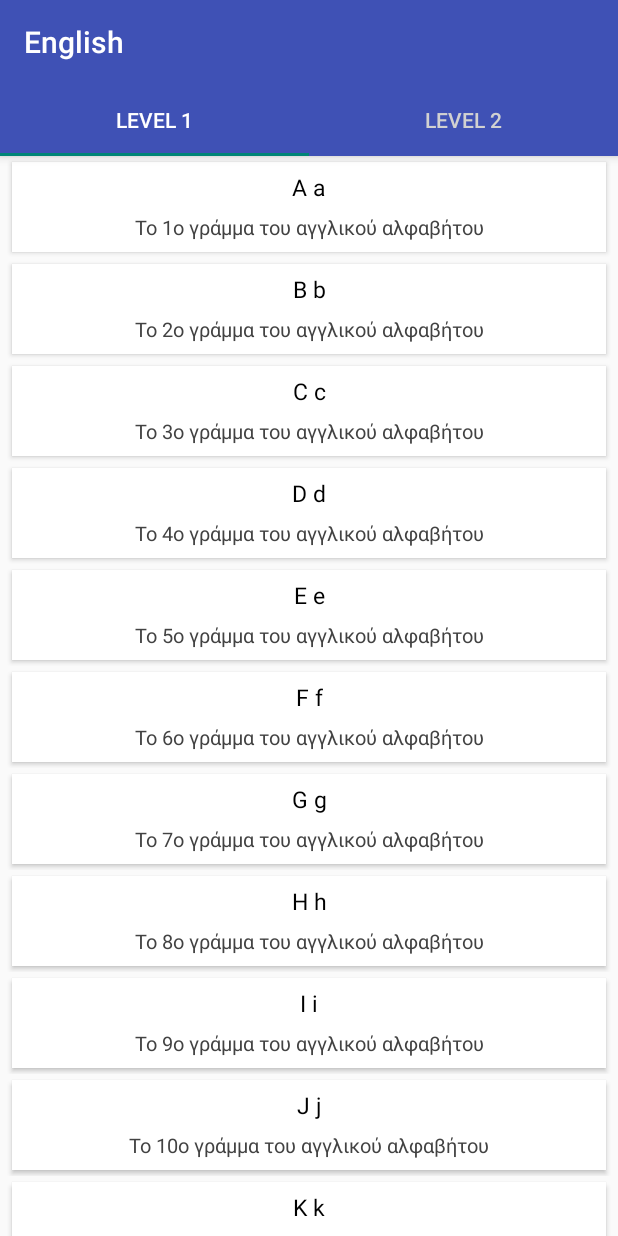
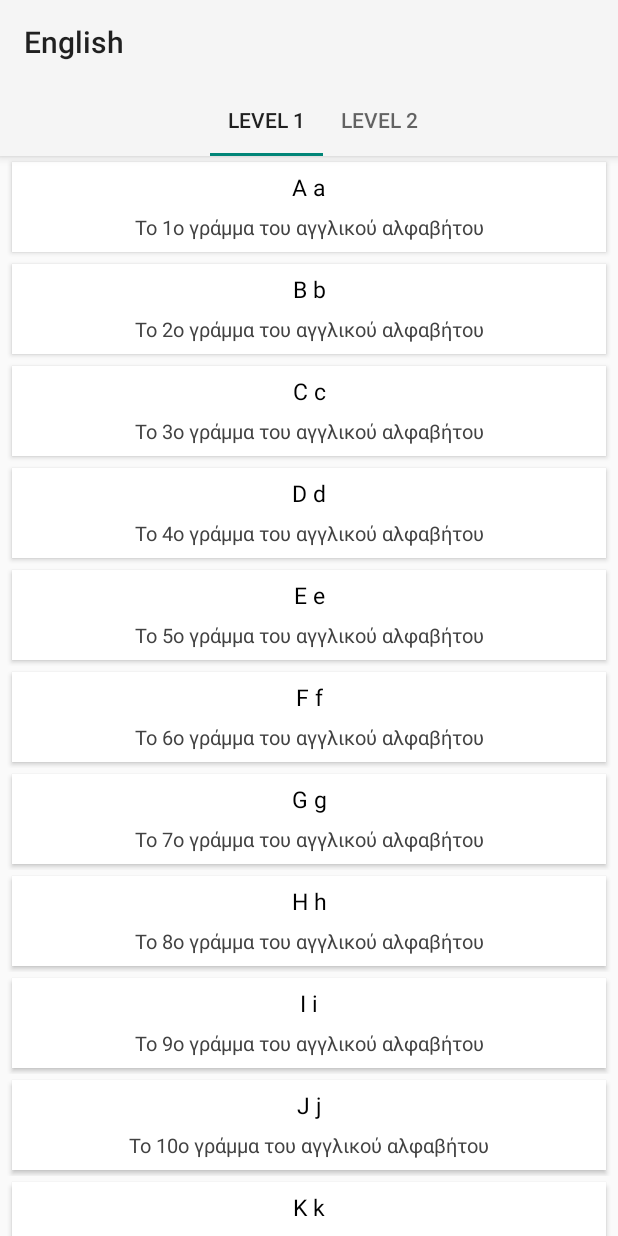
Before and after one commit to SelGo/Quick-Speak, an Android app: the screen it shows after launch (TopLevelActivity), on a phone screen of 412 x 824 dp. Run offline under Robolectric (Android 15) with nearby library versions, the phone set to English and light mode, and no system bars; Roboto replaces fonts that are not available here.

Commit message:
Changed the visual appearance of the app. Added a welcome screen activity.

```diff
--- /dev/null
+++ b/app/src/main/java/selgo/com/quickspeak/MainActivity.java
@@ -0,0 +1,30 @@
+package selgo.com.quickspeak;
+
+import android.content.Intent;
+import android.os.Handler;
+import android.support.v7.app.AppCompatActivity;
+import android.os.Bundle;
+import android.widget.ProgressBar;
+
+public class MainActivity extends AppCompatActivity {
+
+    public static int DURATION_TIME = 1500;
+
+    @Override
+    protected void onCreate(Bundle savedInstanceState) {
+        super.onCreate(savedInstanceState);
+        setContentView(R.layout.activity_main);
+
+        new Handler().postDelayed(new Runnable(){
+           @Override
+           public void run() {
+               Intent intent = new Intent(MainActivity.this, TopLevelActivity.class);
+               startActivity(intent);
+               finish();
+           }
+        }, DURATION_TIME);
+
+
+
+    }
+}
--- a/app/src/main/java/selgo/com/quickspeak/TopLevelActivity.java
+++ b/app/src/main/java/selgo/com/quickspeak/TopLevelActivity.java
@@ -1,10 +1,12 @@
 package selgo.com.quickspeak;
 
+import android.content.Intent;
 import android.os.Bundle;
 import android.support.design.widget.TabLayout;
 import android.support.v4.app.Fragment;
 import android.support.v4.app.FragmentManager;
 import android.support.v4.app.FragmentPagerAdapter;
+import android.support.v4.app.FragmentStatePagerAdapter;
 import android.support.v4.view.ViewPager;
 import android.support.v7.app.AppCompatActivity;
 
@@ -25,7 +27,7 @@ public class TopLevelActivity extends AppCompatActivity {
         tabLayout.setupWithViewPager(viewPager);
     }
 
-    private class LevelPagerAdapter extends FragmentPagerAdapter {
+    private class LevelPagerAdapter extends FragmentStatePagerAdapter {
 
         public LevelPagerAdapter(FragmentManager fragmentManager) {
             super(fragmentManager);
@@ -40,9 +42,9 @@ public class TopLevelActivity extends AppCompatActivity {
         public Fragment getItem(int position) {
             switch (position) {
                 case 0:
-                    return WordFragment.newInstance(position);
                 case 1:
                     return WordFragment.newInstance(position);
+
             }
             return null;
         }
@@ -58,7 +60,7 @@ public class TopLevelActivity extends AppCompatActivity {
                 case 1:
                     return levels[1];
                 default:
-                    return null;
+                    return "SampleTitle";
             }
         }
     }
--- a/app/src/main/java/selgo/com/quickspeak/WordFragment.java
+++ b/app/src/main/java/selgo/com/quickspeak/WordFragment.java
@@ -54,11 +54,9 @@ public class WordFragment extends Fragment {
                 case 1:
                     wordsRetrieveQuery(view, "Level 2");
                     break;
-/*                default:
-                    adapterDefault = new ArrayAdapter<String>(view.getContext(), android.R.layout.simple_list_item_1, arrayDefault);
-                    listView = (ListView) view.findViewById(R.id.word_items_list);
-                    listView.setAdapter(adapterDefault);
-                    break;*/
+                default:
+                    wordsRetrieveQuery(view, "Level 1");
+                    break;
             }
         }
     }
--- a/app/src/main/res/layout/activity_top_level.xml
+++ b/app/src/main/res/layout/activity_top_level.xml
@@ -11,28 +11,31 @@
     <android.support.design.widget.AppBarLayout
         android:layout_width="match_parent"
         android:layout_height="wrap_content"
-        android:theme="@style/Theme.AppCompat.Light"
-        android:background="@color/colorPrimary">
+        android:theme="@style/Theme.AppCompat.Light" >
 
         <android.support.v7.widget.Toolbar
             android:id="@+id/toolbar"
             android:layout_width="match_parent"
             android:layout_height="wrap_content"
-            app:title="@string/english_language"
-            app:titleTextColor="@color/colorWhite"/>
+            app:title="@string/english_language" />
 
         <android.support.design.widget.TabLayout
             android:id="@+id/tabs"
-            app:tabTextColor="@color/colorWhite2"
-            app:tabSelectedTextColor="@color/colorWhite"
+            app:tabMode="scrollable"
+            android:paddingLeft="9dp"
+            app:tabGravity="center"
             android:layout_width="match_parent"
             android:layout_height="wrap_content" />
+
+
 
     </android.support.design.widget.AppBarLayout>
 
     <android.support.v4.view.ViewPager
         android:id="@+id/pager"
         android:layout_width="match_parent"
-        android:layout_height="match_parent" />
+        android:layout_height="match_parent" >
+
+    </android.support.v4.view.ViewPager>
 
 </LinearLayout>
--- a/app/src/main/res/values/colors.xml
+++ b/app/src/main/res/values/colors.xml
@@ -1,11 +1,6 @@
 <?xml version="1.0" encoding="utf-8"?>
 <resources>
-    <color name="colorPrimary">#3F51B5</color>
+<!--    <color name="colorPrimary">#3F51B5</color>
     <color name="colorPrimaryDark">#303F9F</color>
-    <color name="colorAccent">#FF4081</color>
-
-    <color name="colorEnglish">#303F9F</color>
-    <color name="colorWhite">#FFFFFF</color>
-    <color name="colorWhite2">#d1d1d1</color>
-    <color name="colorRed">#D50000</color>
+    <color name="colorAccent">#FF4081</color>-->
 </resources>
--- a/app/src/main/res/values/styles.xml
+++ b/app/src/main/res/values/styles.xml
@@ -3,9 +3,9 @@
     <!-- Base application theme. -->
     <style name="AppTheme" parent="Theme.AppCompat.Light.NoActionBar">
         <!-- Customize your theme here. -->
-        <item name="colorPrimary">@color/colorPrimary</item>
+        <!--<item name="colorPrimary">@color/colorPrimary</item>
         <item name="colorPrimaryDark">@color/colorPrimaryDark</item>
-        <item name="colorAccent">@color/colorAccent</item>
+        <item name="colorAccent">@color/colorAccent</item>-->
     </style>
 
     <style name="LanguageWordTextStyle">
```
Also changed, not shown: app/src/main/AndroidManifest.xml (+6 -1 lines), app/src/main/res/layout/activity_main.xml (added, +59 -0 lines).
